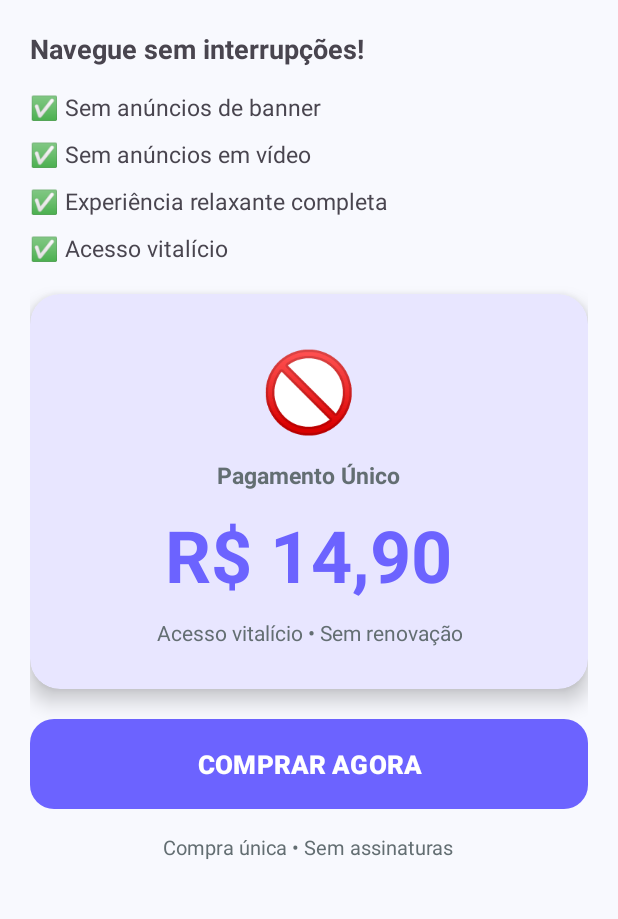
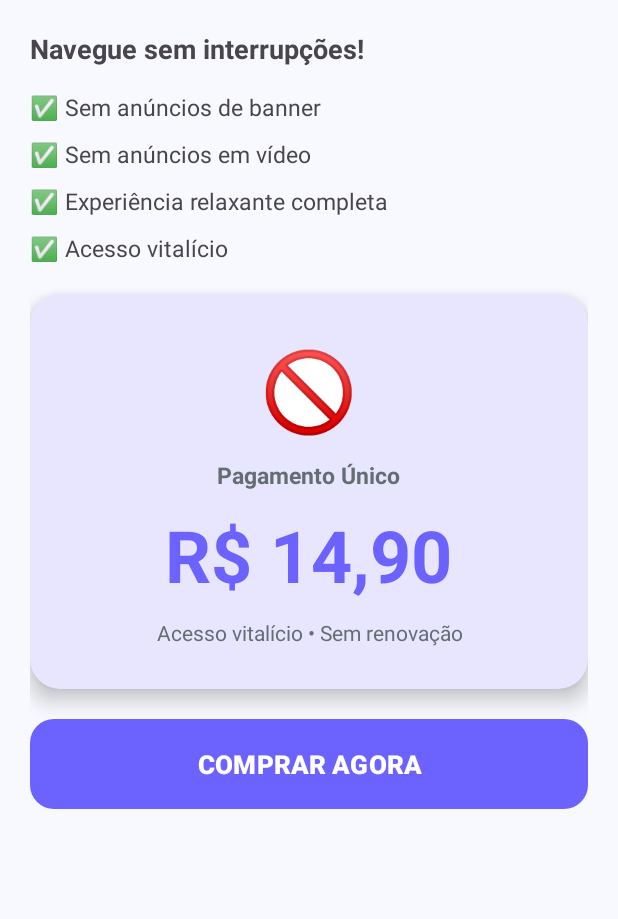
Before and after one commit to vandersonbraz/projeto-android, an Android app: the PremiumActivity screen opened directly, with no data from a screen before it, on a phone screen of 412 x 824 dp, the part 300-1219 px from its top. Run offline under Robolectric (Android 15) with nearby library versions, the phone set to English and light mode, and no system bars; libraries missing offline, so code that uses them is left out: com.android.billingclient; 2 statements that could not run were skipped.

Commit message:
Fix: Premium text cleanup, exact alarms, simplified reminders, loop-aware seek

```diff
--- a/CalmareApp/app/src/main/java/com/calmare/app/ui/MainActivity.kt
+++ b/CalmareApp/app/src/main/java/com/calmare/app/ui/MainActivity.kt
@@ -130,7 +130,6 @@ class MainActivity : AppCompatActivity() {
 
     private fun showReminderOptionsDialog() {
         val options = arrayOf(
-            "⏰ Ativar Lembretes Padrão (8h, 12h, 20h)",
             "🕐 Escolher Horário Personalizado",
             "❌ Desativar Todos os Lembretes"
         )
@@ -139,9 +138,8 @@ class MainActivity : AppCompatActivity() {
             .setTitle("🔔 Lembretes de Meditação")
             .setItems(options) { _, which ->
                 when (which) {
-                    0 -> activateDefaultReminders()
-                    1 -> showCustomTimePickerDialog()
-                    2 -> deactivateAllReminders()
+                    0 -> showCustomTimePickerDialog()
+                    1 -> deactivateAllReminders()
                 }
             }
             .setNeutralButton("Cancelar", null)
--- a/CalmareApp/app/src/main/res/layout/activity_premium.xml
+++ b/CalmareApp/app/src/main/res/layout/activity_premium.xml
@@ -162,17 +162,7 @@
                 android:textStyle="bold"
                 android:textSize="17sp"
                 android:textAllCaps="false"
-                android:layout_marginBottom="16dp" />
-
-            <TextView
-                android:layout_width="wrap_content"
-                android:layout_height="wrap_content"
-                android:text="Compra única • Sem assinaturas"
-                android:textSize="13sp"
-                android:textColor="@color/text_secondary"
-                android:gravity="center"
-                android:layout_gravity="center"
-                android:paddingBottom="16dp" />
+                android:layout_marginBottom="20dp" />
 
         </LinearLayout>
 
```
Also changed, not shown: CalmareApp/app/src/main/java/com/calmare/app/ui/PlayerActivity.kt (+10 -0 lines), CalmareApp/app/src/main/java/com/calmare/app/utils/NotificationReceiver.kt (+8 -0 lines), CalmareApp/app/src/main/java/com/calmare/app/utils/ReminderManager.kt (+22 -7 lines).
